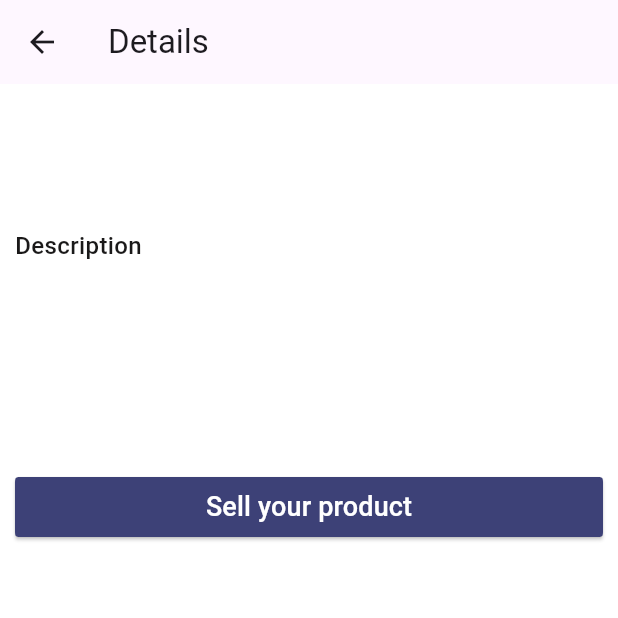
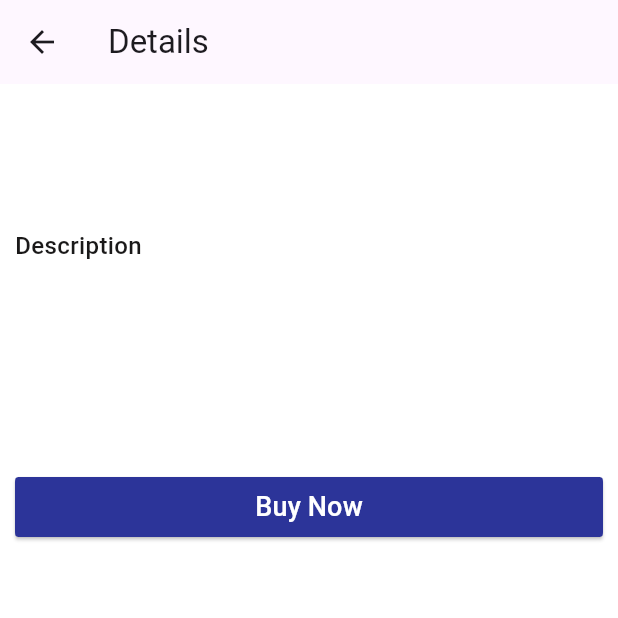
Before and after one commit to Vipinraj-p/offer_informing_app, a Flutter app: the ProductDetailScreen screen opened directly with empty values, on a phone screen of 412 x 824 dp, the top half of it. Run offline on Flutter 3.47's test engine with Material 3 defaults, Android fonts, the phone set to English and light mode, and no system bars; our stand-ins replace cloud_firestore, file_picker, firebase_auth, firebase_core, firebase_storage, google_fonts; accounts and stored records are empty; network calls fail.

Commit message:
first commit

```diff
--- a/lib/presentation/customer_users/product_details_screen.dart
+++ b/lib/presentation/customer_users/product_details_screen.dart
@@ -62,12 +62,12 @@ class ProductDetailScreen extends StatelessWidget {
           ElevatedButton(
               onPressed: () {},
               style: ElevatedButton.styleFrom(
-                backgroundColor: const Color.fromARGB(255, 61, 65, 119),
+                backgroundColor: Color.fromARGB(255, 44, 52, 153),
                 shape: ContinuousRectangleBorder(
                     borderRadius: BorderRadius.circular(5)),
               ),
               child: const Text(
-                'Sell your product',
+                'Buy Now',
                 style: TextStyle(color: Colors.white, fontSize: 18),
               ))
         ]),
```
